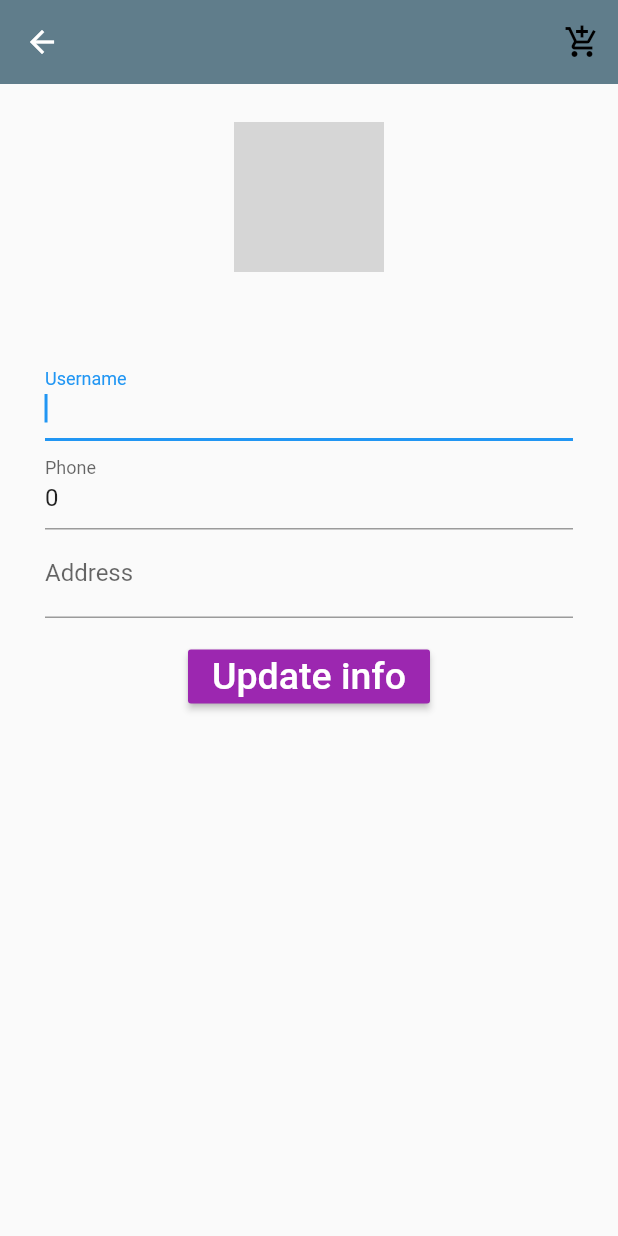
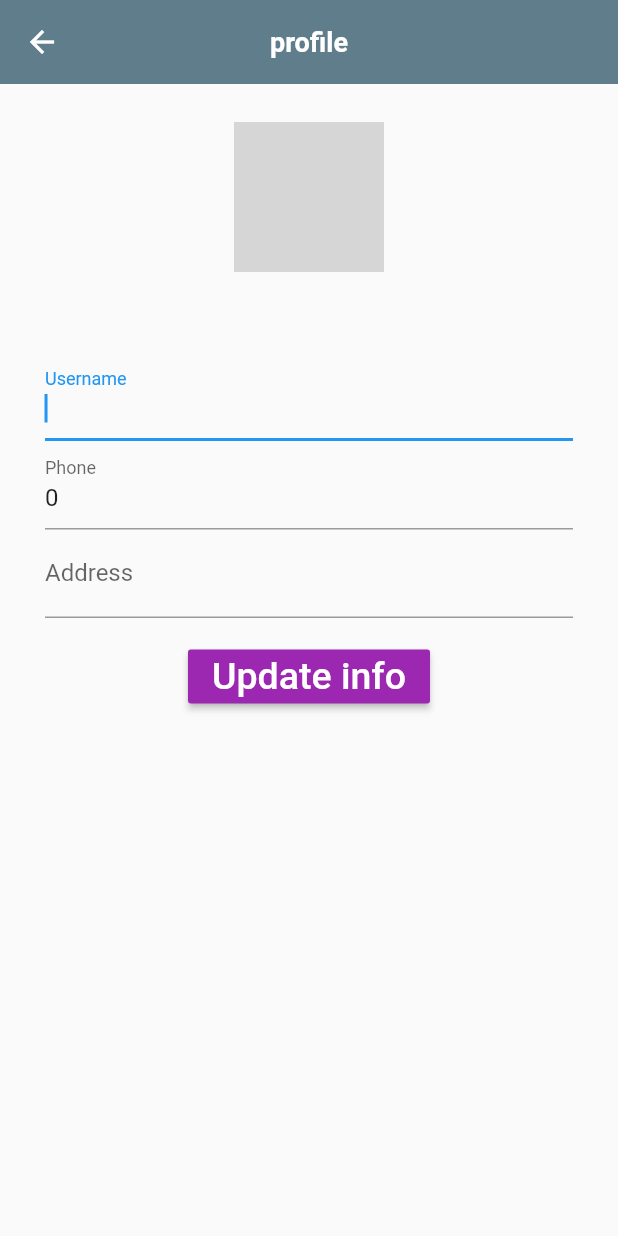
Before and after one commit to CyberWake/rtrigger, a Flutter app: the Profile screen opened directly, on a phone screen of 412 x 824 dp. Run offline on Flutter 3.47's test engine with Material 2 defaults, Android fonts, the phone set to English and light mode, and no system bars; our stand-ins replace cloud_firestore, file_picker, firebase_auth, firebase_core, firebase_storage, geolocator and 1 more; missing offline and left inert: mailer, razorpay_flutter; accounts and stored records are empty; network calls fail; Roboto replaces fonts that are missing (RobotoCondensed); grey boxes are pictures that could not be loaded.

Commit message:
Added all necessary functionality on all the sub categories relating to appbar and cart option in it

```diff
--- a/lib/screens/area_screen.dart
+++ b/lib/screens/area_screen.dart
@@ -33,7 +33,7 @@ class _AreaScreenState extends State<AreaScreen> {
     return Scaffold(
       backgroundColor: Colors.white,
       resizeToAvoidBottomInset: false,
-      appBar: UniversalAppBar(context),
+      appBar: UniversalAppBar(context,true," "),
       body: Stack(
         children: <Widget>[
           Positioned(
--- a/lib/screens/drawer_profile_screen.dart
+++ b/lib/screens/drawer_profile_screen.dart
@@ -79,7 +79,7 @@ class _ProfileState extends State<Profile> {
   @override
   Widget build(BuildContext context) {
     return Scaffold(
-      appBar: UniversalAppBar(context),
+      appBar: UniversalAppBar(context,false,"profile"),
       body: SingleChildScrollView(
         child: isLoading
             ? Center(child: CircularProgressIndicator())
--- a/lib/screens/food_screen.dart
+++ b/lib/screens/food_screen.dart
@@ -92,6 +92,7 @@
 import 'package:firebase_core/firebase_core.dart';
 import 'package:flutter/material.dart';
 import 'package:user/models/food_category_list.dart';
+import 'package:user/widgets/appbar_subcategory_screens.dart';
 import 'package:user/widgets/food_category_card.dart';
 import 'food_cart.dart';
 
@@ -111,13 +112,14 @@ class _FoodScreenState extends State<FoodScreen> {
   @override
   Widget build(BuildContext context) {
     return Scaffold(
+      appBar: UniversalAppBar(context,true,"Food Category"),
       body: SafeArea(
         child: Container(
           color: Colors.white,
           height: MediaQuery.of(context).size.height,
           child: Column(
             children: [
-              Expanded(
+              /*Expanded(
                   child: Row(
                 mainAxisAlignment: MainAxisAlignment.spaceBetween,
                 children: [
@@ -141,7 +143,7 @@ class _FoodScreenState extends State<FoodScreen> {
                     },
                   ),
                 ],
-              )),
+              )),*/
               Expanded(
                 flex: 10,
                 child: GridView.count(
--- a/lib/screens/home_screen.dart
+++ b/lib/screens/home_screen.dart
@@ -35,13 +35,13 @@ class _HomeState extends State<Home> with SingleTickerProviderStateMixin {
                       title: 'Medicine',
                       loc: 'assets/img/medicine.png',
                       card: Cards.medicine,
-                      type: CardType.Medicine)),
+                      type: CardType.Home)),
               Expanded(
                   child: CustomGridTile(
                       title: 'Food',
                       loc: 'assets/img/food.png',
                       card: Cards.food,
-                      type: CardType.Food)),
+                      type: CardType.Home)),
             ],
           ),
           Row(
--- a/lib/screens/liquor_screen.dart
+++ b/lib/screens/liquor_screen.dart
@@ -13,14 +13,13 @@ class LiquorScreen extends StatelessWidget {
   @override
   Widget build(BuildContext context) {
     return Scaffold(
-      appBar: UniversalAppBar(context),
+      appBar: UniversalAppBar(context,true,"Liqour Category"),
       body: SafeArea(
         child: Container(
           color: Colors.white,
           height: MediaQuery.of(context).size.height,
           child: Column(
             children: [
-              Expanded(child: Text("Choose category")),
               Expanded(
                 flex: 10,
                 child: Column(
--- a/lib/screens/medicine_screen.dart
+++ b/lib/screens/medicine_screen.dart
@@ -5,6 +5,7 @@ import "package:image_picker/image_picker.dart";
 import 'package:firebase_storage/firebase_storage.dart';
 import 'package:cloud_firestore/cloud_firestore.dart';
 import "package:firebase_auth/firebase_auth.dart";
+import 'package:user/widgets/appbar_subcategory_screens.dart';
 import 'package:user/widgets/search.dart';
 
 final Color _color = Color.fromRGBO(0, 44, 64, 1);
@@ -127,7 +128,7 @@ class _MedicineScreenState extends State<MedicineScreen> {
     double y = MediaQuery.of(context).size.height;
     double w = MediaQuery.of(context).size.width * 0.8;
     return Scaffold(
-      appBar: AppBar(),
+      appBar: UniversalAppBar(context, false, "Medicine"),
         body: Column(
         children: <Widget>[
           Padding(
--- a/lib/screens/saloon_screen.dart
+++ b/lib/screens/saloon_screen.dart
@@ -7,7 +7,7 @@ class SaloonScreen extends StatelessWidget {
   @override
   Widget build(BuildContext context) {
     return Scaffold(
-      appBar: UniversalAppBar(context),
+      appBar: UniversalAppBar(context,false,"Saloon/Beauty Parlour Category"),
       body: Padding(
         padding: const EdgeInsets.only(left: 15.0, right: 15, top: 15),
         child: ListView(
--- a/lib/screens/saloon_services_screen.dart
+++ b/lib/screens/saloon_services_screen.dart
@@ -11,7 +11,7 @@ class SaloonServicesScreen extends StatelessWidget {
   @override
   Widget build(BuildContext context) {
     return Scaffold(
-      appBar: UniversalAppBar(context),
+      appBar: UniversalAppBar(context,false," "),
       body: ListView.builder(
           itemCount: services.length,
           itemBuilder: (context, index) {
--- a/lib/screens/saloon_vendor_list_screen.dart
+++ b/lib/screens/saloon_vendor_list_screen.dart
@@ -32,7 +32,7 @@ class SaloonVendorListScreen extends StatelessWidget {
     }
 
     return Scaffold(
-      appBar: UniversalAppBar(context),
+      appBar: UniversalAppBar(context,false,"Vendor List"),
       body: FutureBuilder<List<Map>>(
         future: listOfVendors(),
         builder: (context, snapshot) {
--- a/lib/screens/sanitize_confirm_screen.dart
+++ b/lib/screens/sanitize_confirm_screen.dart
@@ -31,7 +31,7 @@ class SanitizeConfirmScreen extends StatelessWidget {
     return Scaffold(
       key: scaffoldKey,
       resizeToAvoidBottomPadding: false,
-      appBar: UniversalAppBar(context),
+      appBar: UniversalAppBar(context,false,"Confirm Booking"),
       body: Card(
         elevation: 7,
         child: Padding(
--- a/lib/screens/sanitizer_spray_screen.dart
+++ b/lib/screens/sanitizer_spray_screen.dart
@@ -7,7 +7,7 @@ class SanitizerAndSprayScreen extends StatelessWidget {
   @override
   Widget build(BuildContext context) {
     return Scaffold(
-      appBar: UniversalAppBar(context),
+      appBar: UniversalAppBar(context,false,"Sanitize and Spray Category"),
       body: Padding(
         padding: const EdgeInsets.only(left: 15.0, right: 15, top: 15),
         child: ListView(
--- a/lib/screens/sanitizer_vendor_list_screen.dart
+++ b/lib/screens/sanitizer_vendor_list_screen.dart
@@ -19,7 +19,7 @@ class SanitizeVendorListScreen extends StatelessWidget {
     else if (category == Cards.mosquito) collectionName = 'vendorMosquito';
 
     return Scaffold(
-      appBar: UniversalAppBar(context),
+      appBar: UniversalAppBar(context,false,"Vendor List"),
       body: FutureBuilder<QuerySnapshot>(
         future: FirebaseFirestore.instance.collection(collectionName).get(),
         builder: (context, snapshot) {
--- a/lib/widgets/appbar_subcategory_screens.dart
+++ b/lib/widgets/appbar_subcategory_screens.dart
@@ -1,23 +1,37 @@
 import 'package:flutter/material.dart';
+import 'package:user/screens/food_cart.dart';
 
-Widget UniversalAppBar(final context) {
+Widget UniversalAppBar(final context,bool isCart,String title) {
   return AppBar(
     backgroundColor: Colors.blueGrey,
     elevation: 0.0,
     centerTitle: true,
+    title: Text(
+      title,
+      style: TextStyle(
+          fontFamily: 'RobotoCondensed',
+          fontWeight: FontWeight.bold,
+          fontSize: 18),
+    ),
     actions: <Widget>[
       SingleChildScrollView(
         child: Column(
           children: <Widget>[
-            Container(height: 10),
+            Container(height: 10,),
           ],
         ),
       ),
-      IconButton(
+      isCart?IconButton(
         icon: Icon(Icons.add_shopping_cart),
-        onPressed: () {},
+        onPressed: () {
+          Navigator.push(context,
+              MaterialPageRoute(builder: (context) {
+                return FoodCart();
+              }));
+        },
         color: Colors.black,
-      )
+      ):
+          SizedBox(width: 1,)
     ],
   );
 }
```
